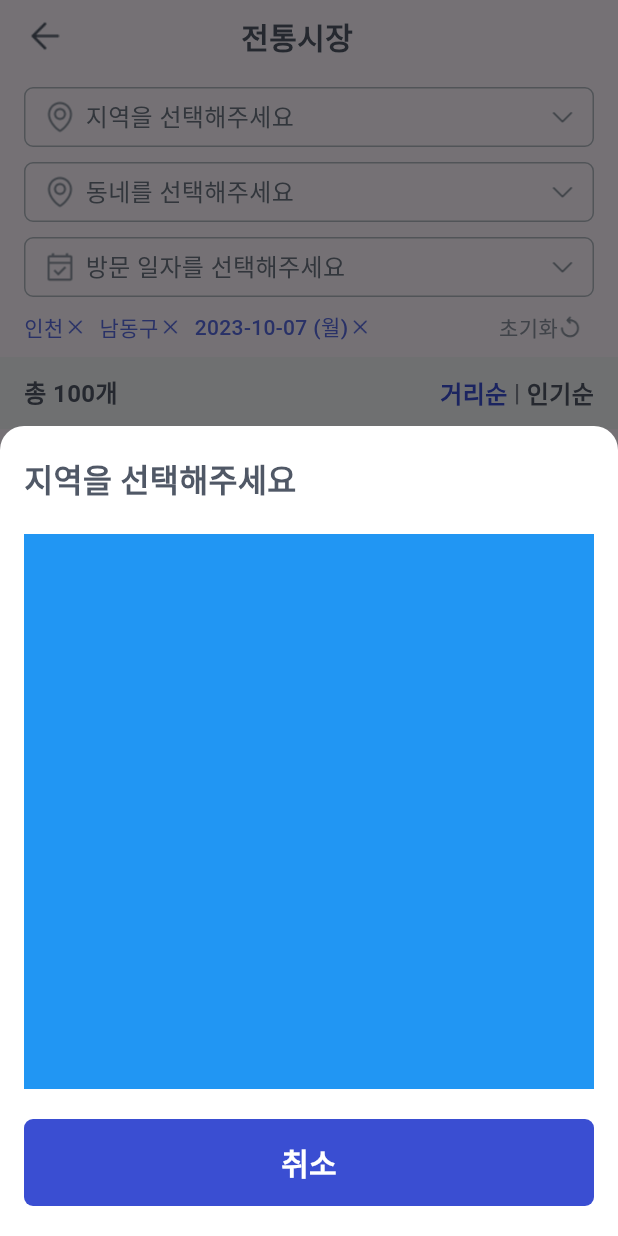
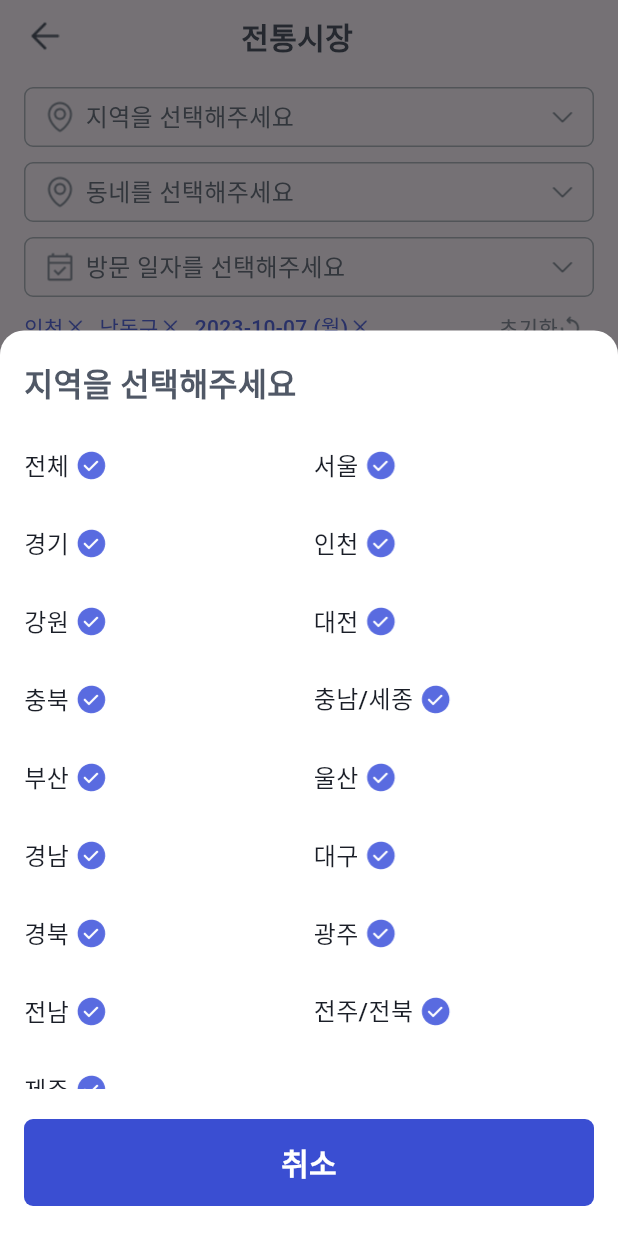
Before and after one commit to jaekyung-you/seenear_flutter, a Flutter app: the MarketFestivalScreen screen opened by its route, after a tap on "지역을 선택해주세요", on a phone screen of 412 x 824 dp. Run offline on Flutter 3.47's test engine with Material 2 defaults, Android fonts, the phone set to English and light mode, and no system bars; our stand-ins replace device_info_plus, dio, get, package_info_plus, styled_text; missing offline and left inert: kakao_flutter_sdk_user; network calls fail; statements that could not run were skipped.

Commit message:
지역 리스트 분리 및 지역 선택 바텀 시트 UI 구현

```diff
--- a/lib/const/define.dart
+++ b/lib/const/define.dart
@@ -1,3 +1,40 @@
 class Defines {
   static String KAKAO_SDK_KEY = "980f526fc7e4357f48463749fec73ee6";
+  static List<String> signUpRegionList = [
+    '서울',
+    '경기',
+    '인천',
+    '강원',
+    '대전',
+    '충북',
+    '충남/\n세종',
+    '부산',
+    '울산',
+    '경남',
+    '대구',
+    '경북',
+    '광주',
+    '전남',
+    '전주/\n전북',
+    '제주'
+  ];
+  static List<String> selectRegionList = [
+    '전체',
+    '서울',
+    '경기',
+    '인천',
+    '강원',
+    '대전',
+    '충북',
+    '충남/세종',
+    '부산',
+    '울산',
+    '경남',
+    '대구',
+    '경북',
+    '광주',
+    '전남',
+    '전주/전북',
+    '제주'
+  ];
 }
--- a/lib/presentation/market_festival/controller/market_festival_controller.dart
+++ b/lib/presentation/market_festival/controller/market_festival_controller.dart
@@ -1,6 +1,9 @@
 import 'package:flutter/material.dart';
 import 'package:get/get.dart';
 import 'package:seenear/const/design_system/one_button_bottom_sheet.dart';
+import 'package:seenear/const/design_system/seenear_color.dart';
+
+import '../../../const/define.dart';
 
 class MarketFestivalController extends GetxController {
   bool isMarket = true;
@@ -33,9 +36,36 @@ class MarketFestivalController extends GetxController {
 
     if (index == 0) {
       title = '지역을 선택해주세요';
-      content = Container(
-        color: Colors.blue,
-        height: 370,
+      content = SizedBox(
+        height: Get.height / 1.9 ,
+        child: GridView.builder(
+            itemCount: Defines.selectRegionList.length,
+            gridDelegate: const SliverGridDelegateWithFixedCrossAxisCount(
+              crossAxisCount: 2, //1 개의 행에 보여줄 item 개수
+              mainAxisSpacing: 16, //수평 Padding
+              crossAxisSpacing: 6,
+              mainAxisExtent: 36,//수직 Padding
+            ),
+            itemBuilder: (context, index) {
+              return Row(
+                mainAxisAlignment: MainAxisAlignment.start,
+                children: [
+                  Text(
+                    Defines.selectRegionList[index],
+                    style: TextStyle(
+                      fontWeight: FontWeight.w500,
+                      fontSize: 16,
+                      color: SeenearColor.grey80, // blue80
+                    ),
+                  ),
+                  const SizedBox(width: 4,),
+                  Image.asset(
+                    'assets/images/check_filled.png',
+                    width: 22,
+                  ),
+                ],
+              );
+            }),
       );
     } else if (index == 1) {
       title = '동네를 선택해주세요';
--- a/lib/presentation/sign_up/controller/sign_up_controller.dart
+++ b/lib/presentation/sign_up/controller/sign_up_controller.dart
@@ -7,7 +7,7 @@ import '../../../const/design_system/base_bottom_sheet.dart';
 import '../../../const/enum/sign_up_process_stage.dart';
 
 class SignUpController extends GetxController {
-  SignUpProcessStage currentStage = SignUpProcessStage.residence;
+  SignUpProcessStage currentStage = SignUpProcessStage.region;
   bool enableNextButton = false;
   TextEditingController nicknameController = TextEditingController();
   HelperTextType helperTextType = HelperTextType(isError: false, helperText: '닉네임을 입력하지 않으면,\n카카오톡에 등록된 이름으로 자동 설정돼요!');
@@ -15,7 +15,7 @@ class SignUpController extends GetxController {
   void onTapSelectItem() {
     // todo: api 호출
     switch (currentStage) {
-      case SignUpProcessStage.residence:
+      case SignUpProcessStage.region:
         break;
       case SignUpProcessStage.interest:
         break;
--- a/lib/presentation/sign_up/widget/sign_up_screen.dart
+++ b/lib/presentation/sign_up/widget/sign_up_screen.dart
@@ -61,7 +61,7 @@ class SignUpScreen extends GetView<SignUpController> {
 
   Widget contentView() {
     switch (controller.currentStage) {
-      case SignUpProcessStage.residence:
+      case SignUpProcessStage.region:
       case SignUpProcessStage.interest:
       case SignUpProcessStage.interestRegion:
         return GridView.builder(
```
Also changed, not shown: lib/const/enum/sign_up_process_stage.dart (+9 -42 lines).
